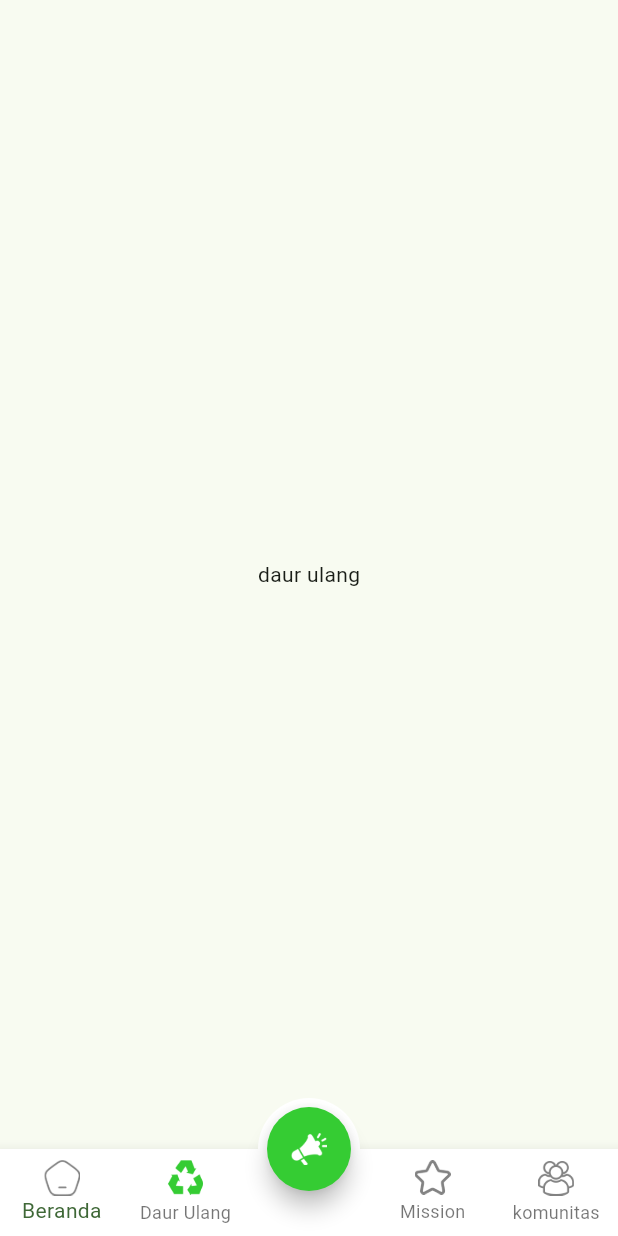
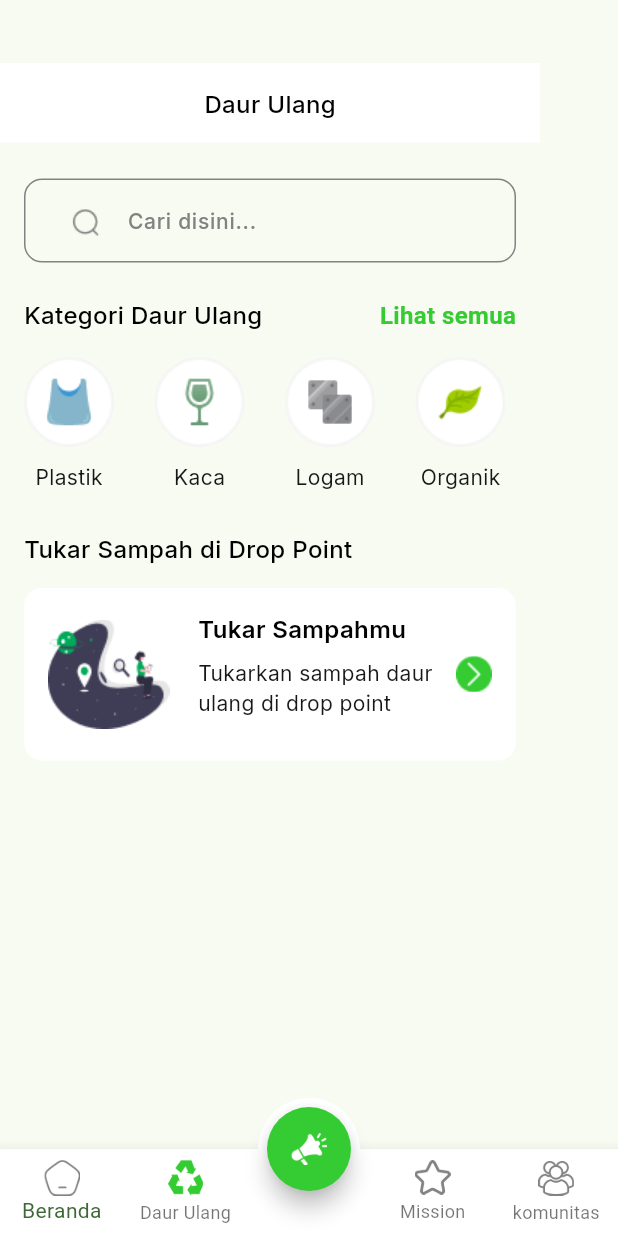
Before and after one commit to RecyThing/RecyThing-Mobile, a Flutter app: the Dasboard screen opened by its route, item 2 of the bottom bar chosen, on a phone screen of 412 x 824 dp. Run offline on Flutter 3.47's test engine with Material 2 defaults, Android fonts, the light colour scheme and no system bars; our stand-ins replace google_fonts.

Commit message:
progress dashboard article

```diff
--- a/recything_mobile/lib/main.dart
+++ b/recything_mobile/lib/main.dart
@@ -1,5 +1,6 @@
 import 'package:flutter/material.dart';
 import 'package:recything_mobile/constants/pallete.dart';
+import 'package:recything_mobile/screens/article/page/article_dashboard_screen.dart';
 import 'package:recything_mobile/screens/dashboard.dart';
 import 'package:recything_mobile/screens/login/login_screen.dart';
 
@@ -14,6 +15,7 @@ class MyApp extends StatelessWidget {
   @override
   Widget build(BuildContext context) {
     return MaterialApp(
+      debugShowCheckedModeBanner: false,
       title: 'Flutter Demo',
       theme: ThemeData(
         colorScheme: ColorScheme.fromSeed(seedColor: Pallete.main),
@@ -22,7 +24,8 @@ class MyApp extends StatelessWidget {
       initialRoute: '/login',
       routes: {
         '/login': (context) => const LoginScreen(),
-        '/dashboard': (context) => const Dasboard()
+        '/dashboard': (context) => const Dasboard(),
+        '/articleDashboard': (context) => const ArticleDashboardScreen()
       },
     );
   }
--- /dev/null
+++ b/recything_mobile/lib/screens/article/page/article_dashboard_screen.dart
@@ -0,0 +1,28 @@
+import 'package:flutter/material.dart';
+import 'package:recything_mobile/screens/article/widget/article_dashboard_header.dart';
+import 'package:recything_mobile/screens/article/widget/article_menu_kategori.dart';
+import 'package:recything_mobile/screens/article/widget/article_menu_tukar_sampah.dart';
+import 'package:recything_mobile/screens/article/widget/article_searchbar.dart';
+
+class ArticleDashboardScreen extends StatefulWidget {
+  const ArticleDashboardScreen({super.key});
+
+  @override
+  State<ArticleDashboardScreen> createState() => _ArticleDashboardScreenState();
+}
+
+class _ArticleDashboardScreenState extends State<ArticleDashboardScreen> {
+  @override
+  Widget build(BuildContext context) {
+    return const Scaffold(
+      body: Column(
+        children: [
+          ArticleDashboardHeader(),
+          SearchBarWidget(),
+          MenuKategoriWidget(),
+          MenuTukarSampahWidget()
+        ],
+      ),
+    );
+  }
+}
--- /dev/null
+++ b/recything_mobile/lib/screens/article/theme/color_style.dart
@@ -0,0 +1,11 @@
+import 'package:flutter/material.dart';
+
+class ThemeColor {
+  Color whiteColor = const Color(0xFFFFFFFF);
+  // Color blackColor = const Color(0x00000000);
+  Color blackColor = const Color(0xFF000000);
+  Color dark3Color = const Color(0xFF828282);
+  // Color dark3Color = const Color.fromARGB(1, 130, 130, 130);
+  Color grayScale900 = const Color(0xFF171717);
+  Color grayScae100 = const Color(0xFFF5F5F5);
+}
--- /dev/null
+++ b/recything_mobile/lib/screens/article/theme/text_style.dart
@@ -0,0 +1,29 @@
+import 'package:flutter/material.dart';
+import 'package:google_fonts/google_fonts.dart';
+import 'package:recything_mobile/screens/article/theme/color_style.dart';
+
+class ThemeText {
+  TextStyle heading6Medium = GoogleFonts.inter(
+    fontSize: 16,
+    fontWeight: FontWeight.w500,
+    color: ThemeColor().blackColor,
+  );
+
+  TextStyle bodySmallMedium = GoogleFonts.inter(
+    fontSize: 14,
+    fontWeight: FontWeight.w500,
+    color: ThemeColor().dark3Color,
+  );
+
+  TextStyle bodySmallRegular = GoogleFonts.inter(
+    fontSize: 14,
+    fontWeight: FontWeight.w400,
+    color: ThemeColor().grayScale900,
+  );
+
+  TextStyle bodyNormalSemiBold = GoogleFonts.inter(
+    fontSize: 16,
+    fontWeight: FontWeight.w600,
+    color: ThemeColor().blackColor,
+  );
+}
--- /dev/null
+++ b/recything_mobile/lib/screens/article/widget/article_button_kategori_daur_ulang.dart
@@ -0,0 +1,45 @@
+import 'package:flutter/material.dart';
+import 'package:recything_mobile/screens/article/theme/text_style.dart';
+
+import '../theme/color_style.dart';
+
+class ButtonKategoriDaurUlang extends StatelessWidget {
+  final String assetImage;
+  final String title;
+  const ButtonKategoriDaurUlang(
+      {super.key, required this.assetImage, required this.title});
+
+  @override
+  Widget build(BuildContext context) {
+    return SizedBox(
+      height: 92,
+      width: 60,
+      child: Column(
+        children: [
+          Container(
+            height: 60,
+            width: 60,
+            decoration: BoxDecoration(
+              borderRadius: BorderRadius.circular(32),
+              border: Border.all(
+                color: ThemeColor().grayScae100,
+                width: 1,
+              ),
+            ),
+            child: Image.asset(assetImage),
+          ),
+          const SizedBox(height: 8),
+          SizedBox(
+            height: 24,
+            child: Center(
+              child: Text(
+                title,
+                style: ThemeText().bodySmallRegular,
+              ),
+            ),
+          )
+        ],
+      ),
+    );
+  }
+}
--- /dev/null
+++ b/recything_mobile/lib/screens/article/widget/article_dashboard_header.dart
@@ -0,0 +1,30 @@
+import 'package:flutter/material.dart';
+import 'package:recything_mobile/screens/article/theme/text_style.dart';
+
+class ArticleDashboardHeader extends StatelessWidget {
+  const ArticleDashboardHeader({super.key});
+
+  @override
+  Widget build(BuildContext context) {
+    return Padding(
+      padding: const EdgeInsets.only(top: 42),
+      child: Container(
+        width: 360,
+        // width: double.infinity,
+        height: 53,
+        padding: const EdgeInsets.symmetric(vertical: 16),
+        decoration: const BoxDecoration(color: Colors.white),
+        child: SizedBox(
+          height: 21,
+          width: 360,
+          child: Center(
+            child: Text(
+              "Daur Ulang",
+              style: ThemeText().heading6Medium,
+            ),
+          ),
+        ),
+      ),
+    );
+  }
+}
--- /dev/null
+++ b/recything_mobile/lib/screens/article/widget/article_menu_kategori.dart
@@ -0,0 +1,57 @@
+import 'package:flutter/material.dart';
+import 'package:recything_mobile/screens/article/theme/text_style.dart';
+import 'package:recything_mobile/screens/article/widget/article_button_kategori_daur_ulang.dart';
+import 'package:recything_mobile/widgets/typography/body_link.dart';
+
+class MenuKategoriWidget extends StatelessWidget {
+  const MenuKategoriWidget({super.key});
+
+  @override
+  Widget build(BuildContext context) {
+    return Padding(
+      padding: const EdgeInsets.only(left: 16, right: 16, top: 24),
+      child: SizedBox(
+        height: 132,
+        width: 328,
+        child: Column(
+          children: [
+            Row(
+              mainAxisAlignment: MainAxisAlignment.spaceBetween,
+              children: [
+                Text(
+                  "Kategori Daur Ulang",
+                  style: ThemeText().heading6Medium,
+                ),
+                const BodyLink("Lihat semua")
+              ],
+            ),
+            const SizedBox(height: 16),
+            const Row(
+              children: [
+                ButtonKategoriDaurUlang(
+                  assetImage: 'assets/icons/icon_plastik.png',
+                  title: 'Plastik',
+                ),
+                SizedBox(width: 27),
+                ButtonKategoriDaurUlang(
+                  assetImage: 'assets/icons/icon_kaca.png',
+                  title: 'Kaca',
+                ),
+                SizedBox(width: 27),
+                ButtonKategoriDaurUlang(
+                  assetImage: 'assets/icons/icon_logam.png',
+                  title: 'Logam',
+                ),
+                SizedBox(width: 27),
+                ButtonKategoriDaurUlang(
+                  assetImage: 'assets/icons/icon_organik.png',
+                  title: 'Organik',
+                )
+              ],
+            )
+          ],
+        ),
+      ),
+    );
+  }
+}
--- /dev/null
+++ b/recything_mobile/lib/screens/article/widget/article_menu_tukar_sampah.dart
@@ -0,0 +1,85 @@
+import 'package:flutter/material.dart';
+import 'package:recything_mobile/screens/article/theme/color_style.dart';
+import 'package:recything_mobile/screens/article/theme/text_style.dart';
+
+class MenuTukarSampahWidget extends StatelessWidget {
+  const MenuTukarSampahWidget({super.key});
+
+  @override
+  Widget build(BuildContext context) {
+    return Padding(
+      padding: const EdgeInsets.only(top: 24, left: 16, right: 16),
+      child: SizedBox(
+        height: 152,
+        width: 328,
+        child: Column(
+          crossAxisAlignment: CrossAxisAlignment.start,
+          children: [
+            SizedBox(
+              height: 21,
+              child: Text(
+                'Tukar Sampah di Drop Point',
+                style: ThemeText().heading6Medium,
+              ),
+            ),
+            const SizedBox(height: 16),
+            Container(
+              height: 115,
+              width: 328,
+              padding: const EdgeInsets.all(16),
+              decoration: BoxDecoration(
+                  color: ThemeColor().whiteColor,
+                  borderRadius: BorderRadius.circular(12)),
+              child: Row(
+                mainAxisAlignment: MainAxisAlignment.spaceBetween,
+                children: [
+                  SizedBox(
+                    height: 73,
+                    width: 81,
+                    child: Image.asset(
+                        'assets/icons/icon_undraw_location_search.png'),
+                  ),
+                  SizedBox(
+                    height: 83,
+                    width: 196,
+                    child: Row(
+                      children: [
+                        Expanded(
+                          child: Column(
+                            crossAxisAlignment: CrossAxisAlignment.start,
+                            children: [
+                              Text(
+                                'Tukar Sampahmu',
+                                style: ThemeText().bodyNormalSemiBold,
+                              ),
+                              const SizedBox(height: 8),
+                              Text(
+                                'Tukarkan sampah daur ulang di drop point',
+                                style: ThemeText().bodySmallRegular,
+                              )
+                            ],
+                          ),
+                        ),
+                        Container(
+                          width: 24,
+                          height: 24,
+                          decoration: BoxDecoration(
+                            borderRadius: BorderRadius.circular(50),
+                          ),
+                          child: Image.asset(
+                            'assets/icons/icon_arrow_right.png',
+                            fit: BoxFit.cover,
+                          ),
+                        )
+                      ],
+                    ),
+                  ),
+                ],
+              ),
+            )
+          ],
+        ),
+      ),
+    );
+  }
+}
--- /dev/null
+++ b/recything_mobile/lib/screens/article/widget/article_searchbar.dart
@@ -0,0 +1,38 @@
+import 'package:flutter/material.dart';
+import 'package:recything_mobile/screens/article/theme/color_style.dart';
+import 'package:recything_mobile/screens/article/theme/text_style.dart';
+
+class SearchBarWidget extends StatelessWidget {
+  const SearchBarWidget({super.key});
+
+  @override
+  Widget build(BuildContext context) {
+    return Padding(
+      padding: const EdgeInsets.only(top: 24, left: 16, right: 16),
+      child: Container(
+        height: 56,
+        width: 328,
+        padding: const EdgeInsets.all(16),
+        decoration: BoxDecoration(
+          borderRadius: BorderRadius.circular(12),
+          border: Border.all(
+            color: ThemeColor().dark3Color,
+            width: 1,
+          ),
+        ),
+        child: TextField(
+          decoration: InputDecoration(
+              prefixIcon: Container(
+                height: 20.27,
+                width: 20.26,
+                padding: const EdgeInsets.only(right: 8, top: 2, left: 8),
+                child: Image.asset("assets/icons/search.png"),
+              ),
+              hintText: "Cari disini...",
+              hintStyle: ThemeText().bodySmallMedium,
+              border: InputBorder.none),
+        ),
+      ),
+    );
+  }
+}
--- a/recything_mobile/lib/screens/dashboard.dart
+++ b/recything_mobile/lib/screens/dashboard.dart
@@ -1,5 +1,6 @@
 import 'package:flutter/material.dart';
 import 'package:recything_mobile/constants/pallete.dart';
+import 'package:recything_mobile/screens/article/page/article_dashboard_screen.dart';
 
 class Dasboard extends StatefulWidget {
   const Dasboard({super.key});
@@ -12,7 +13,7 @@ class _DasboardState extends State<Dasboard> {
   int currenIndex = 0;
   List bodyScreen = [
     const Center(child: Text("home")),
-    const Center(child: Text("daur ulang")),
+    const ArticleDashboardScreen(),
     const Center(child: Text("report")),
     const Center(child: Text("mission")),
     const Center(child: Text("komunitas")),
```
Also changed, not shown: recything_mobile/assets/icons/icon_arrow_right.png (added), recything_mobile/assets/icons/icon_kaca.png (added), recything_mobile/assets/icons/icon_logam.png (added), recything_mobile/assets/icons/icon_organik.png (added), recything_mobile/assets/icons/icon_plastik.png (added), recything_mobile/assets/icons/icon_undraw_location_search.png (added), recything_mobile/assets/icons/search.png (added).
